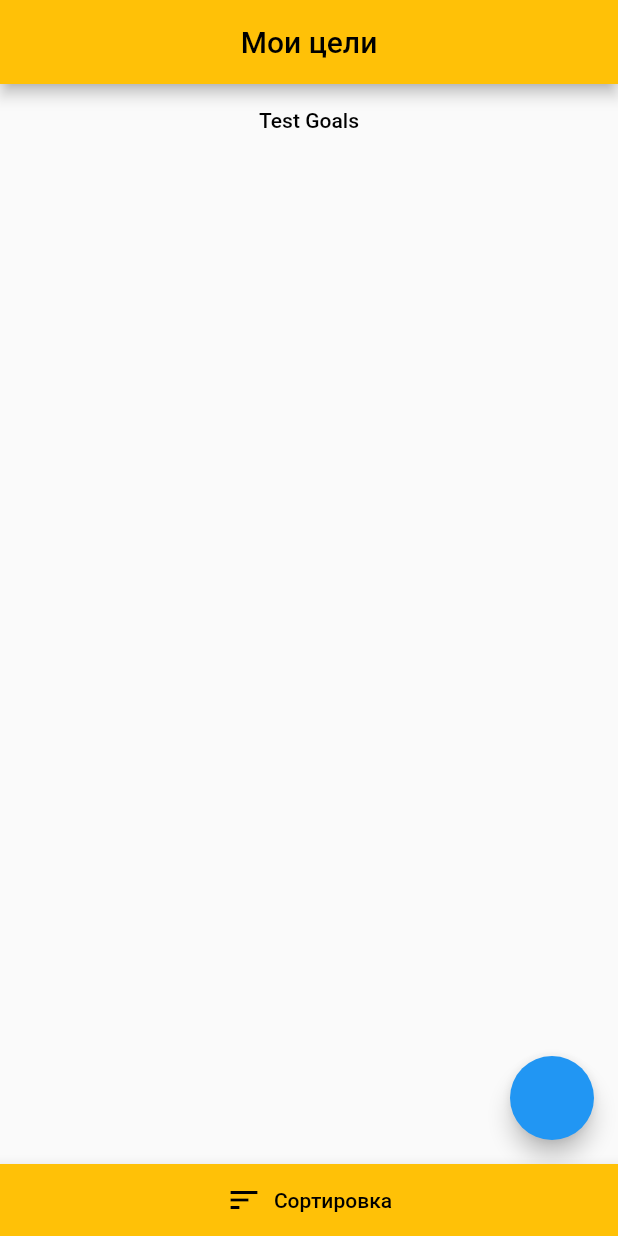
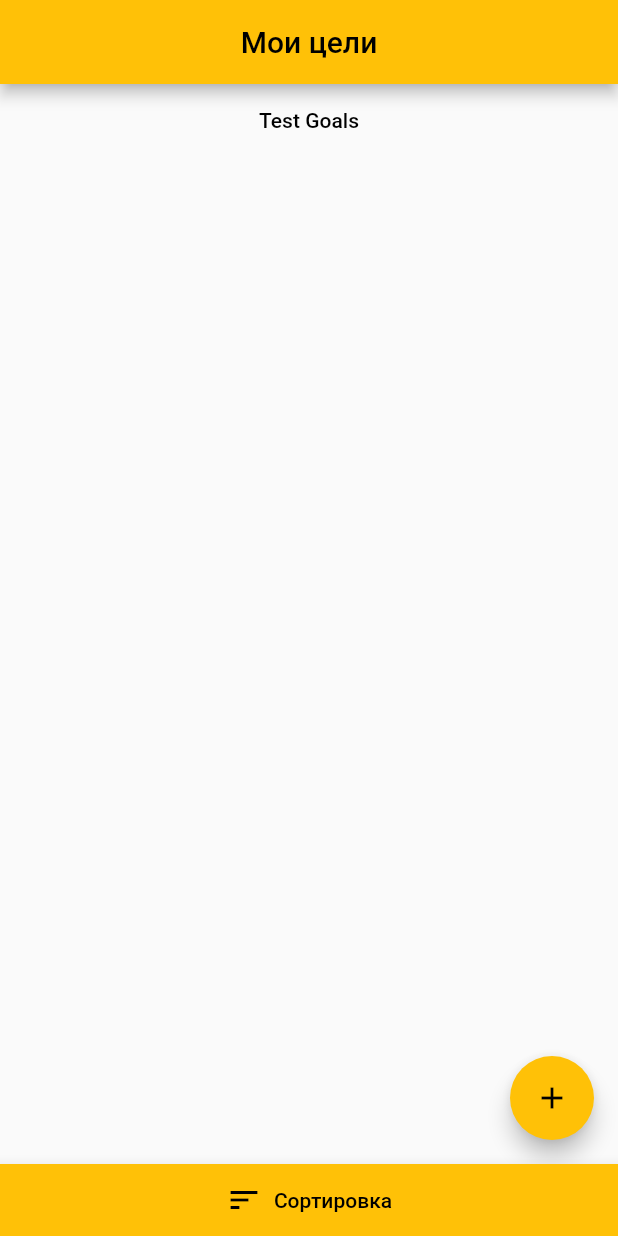
Before and after one commit to Isas148Alex/my_goals_app, a Flutter app: the screen it shows after launch, on a phone screen of 412 x 824 dp. Run offline on Flutter 3.47's test engine with Material 2 defaults, Android fonts, the phone set to English and light mode, and no system bars.

Commit message:
Customize of floating action button

```diff
--- a/lib/GoalsPage.dart
+++ b/lib/GoalsPage.dart
@@ -25,6 +25,11 @@ class _GoalsPageState extends State<GoalsPage> {
       body: Center(
         child: Scaffold(
           floatingActionButton: FloatingActionButton(
+            backgroundColor: Colors.amber,
+            child: Icon(
+              Icons.add,
+              color: Colors.black,
+            ),
             onPressed: () {
               (Navigator.push(context,
                   MaterialPageRoute<void>(builder: (BuildContext context) {
```
